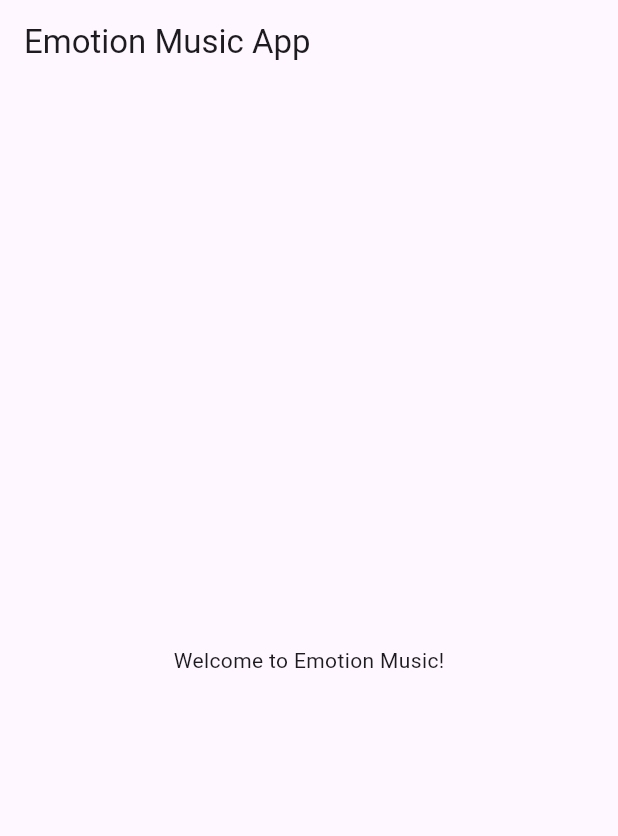
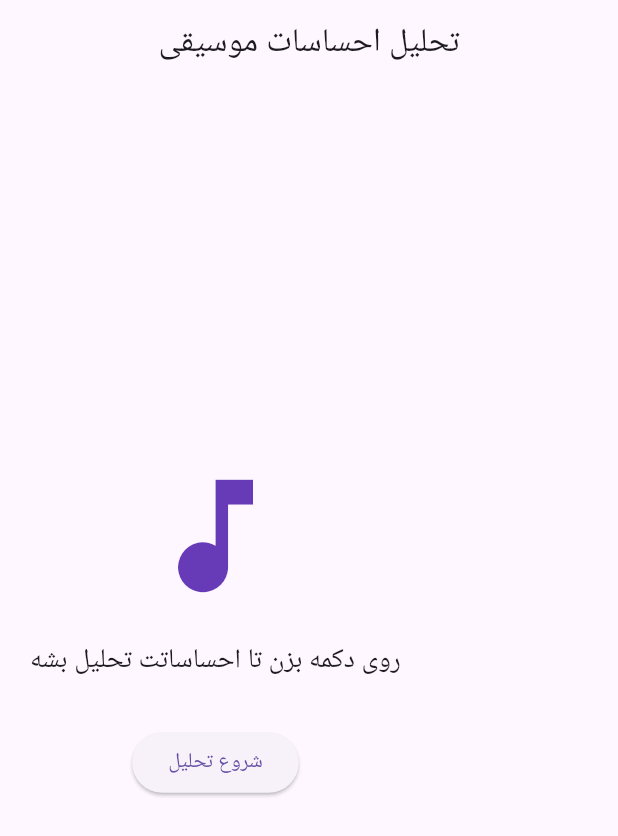
Before and after one commit to amirjelodarian/music-ai, a Flutter app: the screen it shows after launch, on a phone screen of 412 x 824 dp. Shown: the top 836 px of the screen. Run offline on Flutter 3.47's test engine with Material 3 defaults, Android fonts, the phone set to English and light mode, and no system bars.

Commit message:
Initial commit

```diff
--- a/lib/main.dart
+++ b/lib/main.dart
@@ -1,17 +1,82 @@
-
 import 'package:flutter/material.dart';
 
 void main() {
-  runApp(MyApp());
+  runApp(EmotionMusicApp());
 }
 
-class MyApp extends StatelessWidget {
+class EmotionMusicApp extends StatelessWidget {
   @override
   Widget build(BuildContext context) {
     return MaterialApp(
-      home: Scaffold(
-        appBar: AppBar(title: Text("Emotion Music App")),
-        body: Center(child: Text("Welcome to Emotion Music!")),
+      title: 'Emotion Music AI',
+      debugShowCheckedModeBanner: false,
+      theme: ThemeData(
+        primarySwatch: Colors.deepPurple,
+      ),
+      home: EmotionHomePage(),
+    );
+  }
+}
+
+class EmotionHomePage extends StatefulWidget {
+  @override
+  _EmotionHomePageState createState() => _EmotionHomePageState();
+}
+
+class _EmotionHomePageState extends State<EmotionHomePage> {
+  String detectedEmotion = '';
+  bool isAnalyzing = false;
+
+  void analyzeMusic() async {
+    setState(() {
+      isAnalyzing = true;
+      detectedEmotion = '';
+    });
+
+    // شبیه‌سازی تحلیل احساسات با تأخیر
+    await Future.delayed(Duration(seconds: 2));
+
+    // احساس فرضی برگردون
+    setState(() {
+      detectedEmotion = '😄 خوشحال';
+      isAnalyzing = false;
+    });
+  }
+
+  @override
+  Widget build(BuildContext context) {
+    return Scaffold(
+      appBar: AppBar(
+        title: Text('تحلیل احساسات موسیقی'),
+        centerTitle: true,
+      ),
+      body: Padding(
+        padding: const EdgeInsets.all(20.0),
+        child: Column(
+          mainAxisAlignment: MainAxisAlignment.center,
+          children: [
+            Icon(Icons.music_note, size: 100, color: Colors.deepPurple),
+            SizedBox(height: 20),
+            Text(
+              'روی دکمه بزن تا احساساتت تحلیل بشه',
+              style: TextStyle(fontSize: 18),
+              textAlign: TextAlign.center,
+            ),
+            SizedBox(height: 30),
+            ElevatedButton(
+              onPressed: isAnalyzing ? null : analyzeMusic,
+              child: Text('شروع تحلیل'),
+            ),
+            SizedBox(height: 40),
+            if (isAnalyzing) CircularProgressIndicator(),
+            if (detectedEmotion.isNotEmpty)
+              Text(
+                'احساس شناسایی شده: $detectedEmotion',
+                style: TextStyle(fontSize: 22, fontWeight: FontWeight.bold),
+                textAlign: TextAlign.center,
+              ),
+          ],
+        ),
       ),
     );
   }
```
Also changed, not shown: codemagic.yaml (added, +13 -0 lines).
